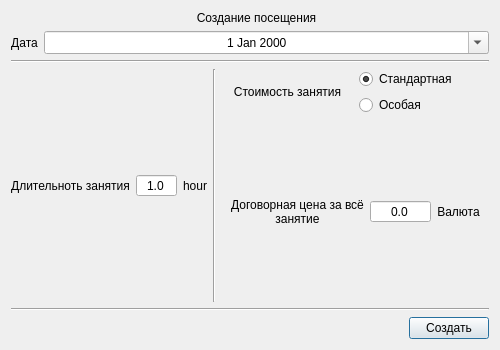
Above: ui_templates/dialogs/create_visit.ui from IliaSuponeff/StudentsAccounting before the change. Below: the same form after it.
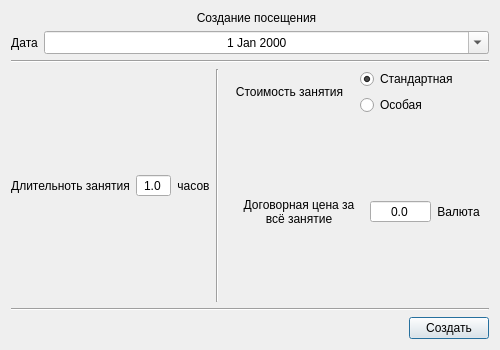
That is the form after the change.

What changed in the file:
```diff
--- a/ui_templates/dialogs/create_visit.ui
+++ b/ui_templates/dialogs/create_visit.ui
@@ -171,7 +171,7 @@
           </sizepolicy>
          </property>
          <property name="text">
-          <string>hour</string>
+          <string>часов</string>
          </property>
          <property name="alignment">
           <set>Qt::AlignCenter</set>
```
